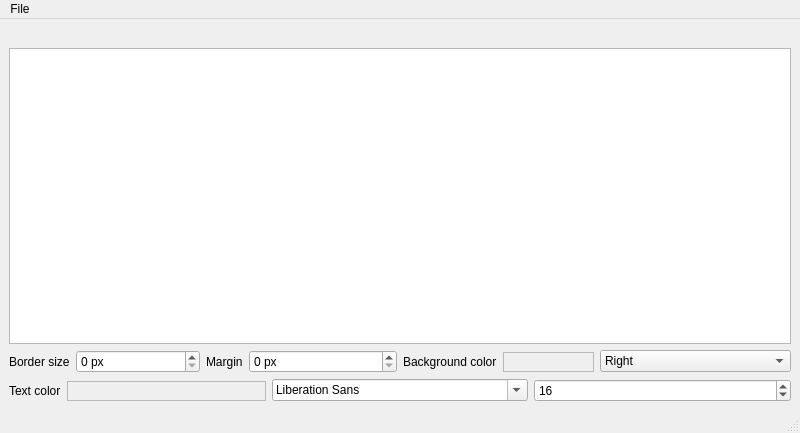
This is ui/main_window.ui in Matthieu-LAURENT39/captioner as Qt 5 draws it before an edit. The edited form follows.
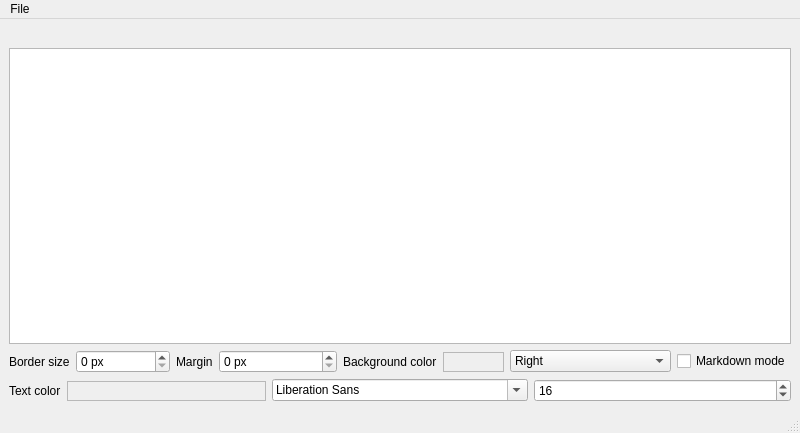
This is the edited form. Custom widgets are drawn as their Qt base class.

Commit message: Added markdown edit mode

```diff
--- a/ui/main_window.ui
+++ b/ui/main_window.ui
@@ -138,6 +138,22 @@
         </item>
        </widget>
       </item>
+      <item>
+       <widget class="QCheckBox" name="markdownModeCheckBox">
+        <property name="sizePolicy">
+         <sizepolicy hsizetype="Maximum" vsizetype="Fixed">
+          <horstretch>0</horstretch>
+          <verstretch>0</verstretch>
+         </sizepolicy>
+        </property>
+        <property name="text">
+         <string>Markdown mode</string>
+        </property>
+        <property name="shortcut">
+         <string>Ctrl+M</string>
+        </property>
+       </widget>
+      </item>
      </layout>
     </item>
     <item>
```
The commit also changes 5 other files.
